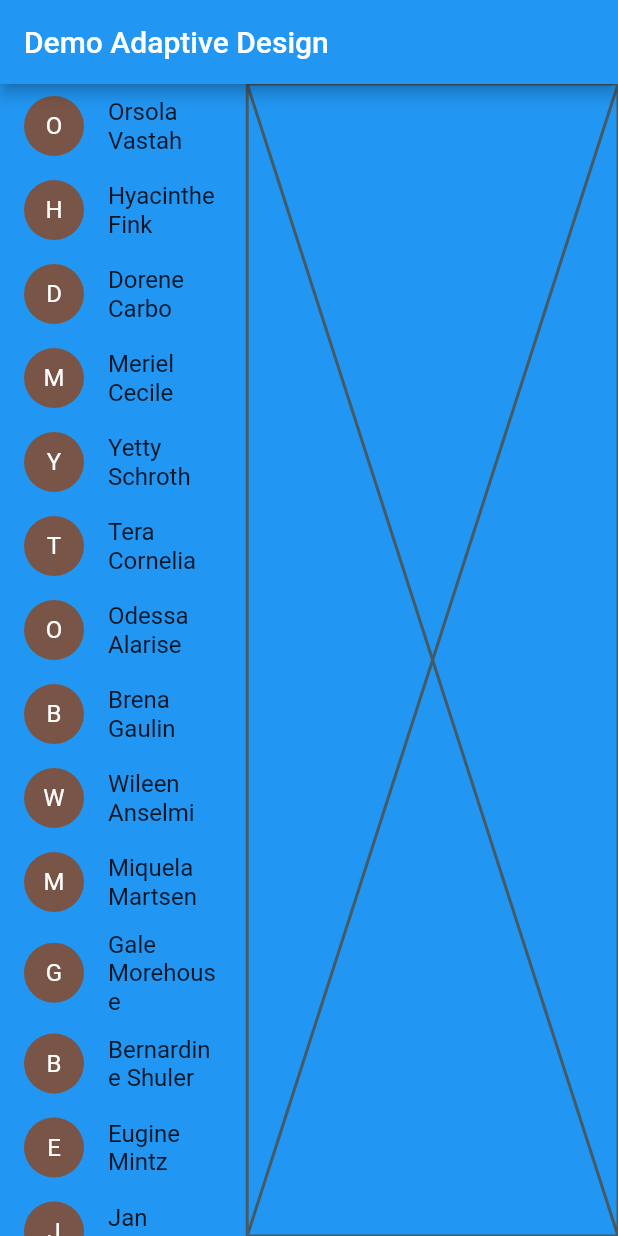
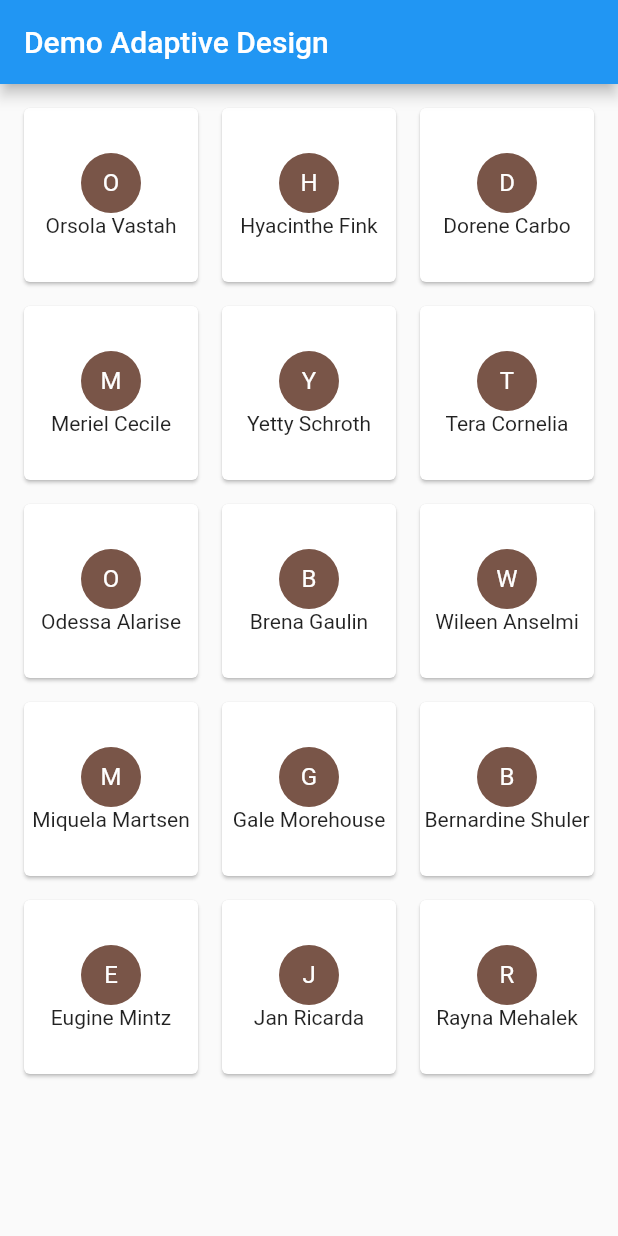
Before and after one commit to dvilcode/adaptive_design, a Flutter app: the screen it shows after launch, on a phone screen of 412 x 824 dp. Run offline on Flutter 3.47's test engine with Material 2 defaults, Android fonts, the phone set to English and light mode, and no system bars.

Commit message:
[Dv] - Adding support for medium screen.

```diff
--- a/lib/main.dart
+++ b/lib/main.dart
@@ -14,8 +14,8 @@ class MyApp extends StatelessWidget {
     return MaterialApp(
       title: 'Flutter Demo',
       theme: ThemeData(
-        primarySwatch: Colors.blue,
-      ),
+          primarySwatch: Colors.blue,
+          visualDensity: VisualDensity.adaptivePlatformDensity),
       home: const HomeRoute(title: 'Demo Adaptive Design'),
     );
   }
--- a/lib/presentation/features/home/home_route.dart
+++ b/lib/presentation/features/home/home_route.dart
@@ -1,5 +1,6 @@
 import 'package:flutter/material.dart';
 
+import 'widgets/medium_layout.dart';
 import 'widgets/narrow_layout.dart';
 import 'widgets/wide_layout.dart';
 
@@ -16,8 +17,10 @@ class HomeRoute extends StatelessWidget {
       ),
       body: LayoutBuilder(
         builder: (context, constraints) {
-          if (constraints.maxWidth > 400) {
+          if (constraints.maxWidth > 700) {
             return const WideLayout();
+          } else if (constraints.maxWidth > 400 && constraints.maxWidth < 700) {
+            return const MediumLayout();
           } else {
             return const NarrowLayout();
           }
--- /dev/null
+++ b/lib/presentation/features/home/widgets/medium_layout.dart
@@ -0,0 +1,23 @@
+import 'package:flutter/material.dart';
+
+import '/presentation/features/person/person_detail.dart';
+import '/presentation/features/person/widgets/grid_person_list.dart';
+
+class MediumLayout extends StatelessWidget {
+  const MediumLayout({Key? key}) : super(key: key);
+
+  @override
+  Widget build(BuildContext context) {
+    return Center(
+      child: GridPersonList(
+        onTap: (person) => Navigator.of(context).push(
+          MaterialPageRoute(
+            builder: (context) {
+              return PersonDetail(person: person);
+            },
+          ),
+        ),
+      ),
+    );
+  }
+}
--- a/lib/presentation/features/home/widgets/narrow_layout.dart
+++ b/lib/presentation/features/home/widgets/narrow_layout.dart
@@ -13,7 +13,10 @@ class NarrowLayout extends StatelessWidget {
         onTap: (person) => Navigator.of(context).push(
           MaterialPageRoute(
             builder: (context) {
-              return PersonDetail(person: person);
+              return Scaffold(
+                appBar: AppBar(),
+                body: PersonDetail(person: person),
+              );
             },
           ),
         ),
--- a/lib/presentation/features/home/widgets/wide_layout.dart
+++ b/lib/presentation/features/home/widgets/wide_layout.dart
@@ -21,12 +21,15 @@ class _WideLayoutState extends State<WideLayout> {
       color: Colors.blue,
       child: Row(
         children: [
-          Expanded(
-            flex: 2,
-            child: PeopleList(
-              onTap: (person) => setState(() {
-                _person = person;
-              }),
+          SizedBox(
+            width: 250,
+            child: Padding(
+              padding: const EdgeInsets.all(12.0),
+              child: PeopleList(
+                onTap: (person) => setState(() {
+                  _person = person;
+                }),
+              ),
             ),
           ),
           Expanded(
--- /dev/null
+++ b/lib/presentation/features/person/widgets/grid_person_list.dart
@@ -0,0 +1,50 @@
+import 'dart:math';
+
+import 'package:flutter/material.dart';
+
+import '/fixtures/people.dart';
+import '/model/person_dto.dart';
+
+class GridPersonList extends StatelessWidget {
+  const GridPersonList({required this.onTap, Key? key}) : super(key: key);
+
+  final void Function(PersonDto) onTap;
+
+  @override
+  Widget build(BuildContext context) {
+    return Center(
+      child: Padding(
+        padding: const EdgeInsets.all(8.0),
+        child: GridView.builder(
+          itemCount: people.length,
+          physics: const BouncingScrollPhysics(),
+          gridDelegate: const SliverGridDelegateWithMaxCrossAxisExtent(
+            maxCrossAxisExtent: 150.0,
+          ),
+          itemBuilder: (context, index) {
+            return InkWell(
+              onTap: () => onTap(people[index]),
+              child: Card(
+                margin: const EdgeInsets.all(8.0),
+                child: Column(
+                  mainAxisAlignment: MainAxisAlignment.center,
+                  children: [
+                    CircleAvatar(
+                      child: Text(
+                        people[index].firstName.substring(0, 1),
+                      ),
+                      backgroundColor: Colors
+                          .primaries[Random().nextInt(Colors.primaries.length)],
+                      foregroundColor: Colors.white,
+                    ),
+                    Text('${people[index].firstName} ${people[index].lastName}')
+                  ],
+                ),
+              ),
+            );
+          },
+        ),
+      ),
+    );
+  }
+}
```
Also changed, not shown: lib/presentation/features/person/person_detail.dart (+27 -6 lines), 1 other file.
